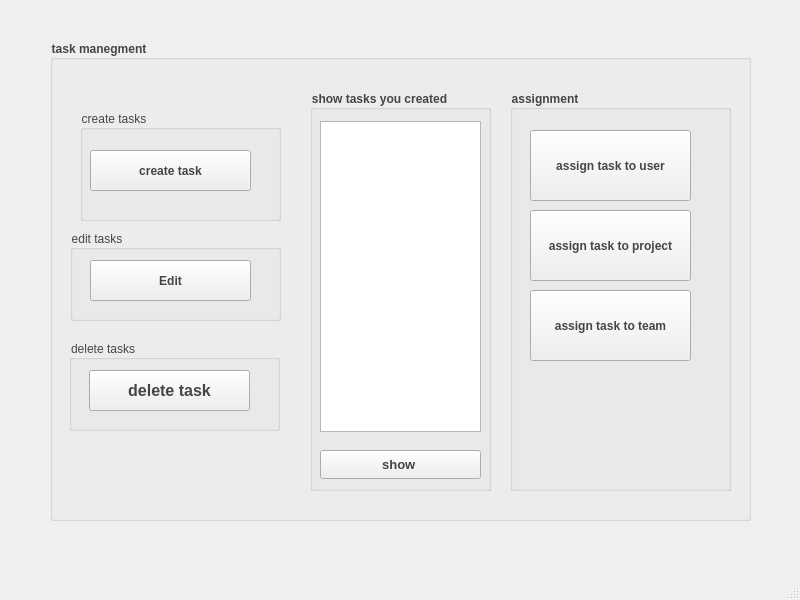
Above: task_manegment.ui from annishelion/ap-projet before the change. Below: the same form after it.
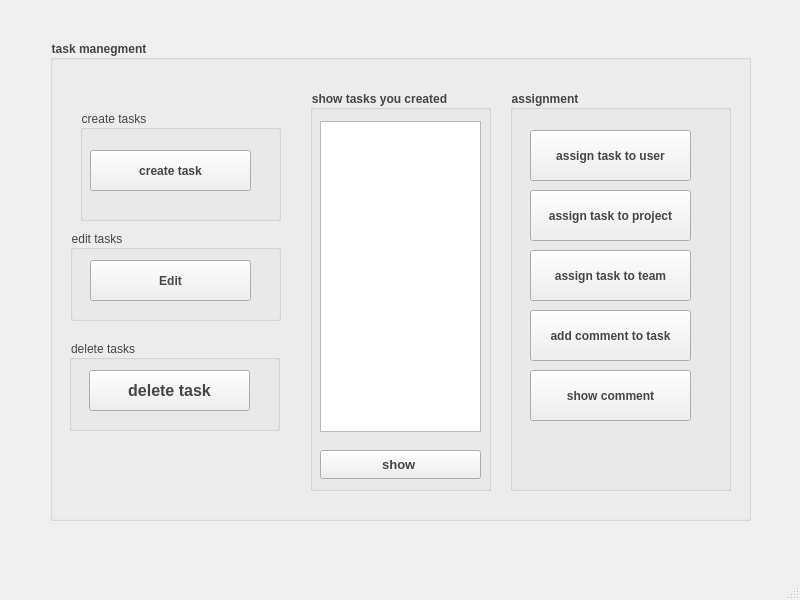
That is the form after the change.

```diff
--- a/task_manegment.ui
+++ b/task_manegment.ui
@@ -57,7 +57,7 @@
         <x>20</x>
         <y>40</y>
         <width>161</width>
-        <height>71</height>
+        <height>51</height>
        </rect>
       </property>
       <property name="font">
@@ -73,9 +73,9 @@
       <property name="geometry">
        <rect>
         <x>20</x>
-        <y>120</y>
+        <y>100</y>
         <width>161</width>
-        <height>71</height>
+        <height>51</height>
        </rect>
       </property>
       <property name="font">
@@ -91,9 +91,9 @@
       <property name="geometry">
        <rect>
         <x>20</x>
-        <y>200</y>
+        <y>160</y>
         <width>161</width>
-        <height>71</height>
+        <height>51</height>
        </rect>
       </property>
       <property name="font">
@@ -105,6 +105,42 @@
        <string>assign task to team</string>
       </property>
      </widget>
+     <widget class="QPushButton" name="assign_task_to_team_btn_2">
+      <property name="geometry">
+       <rect>
+        <x>20</x>
+        <y>220</y>
+        <width>161</width>
+        <height>51</height>
+       </rect>
+      </property>
+      <property name="font">
+       <font>
+        <bold>true</bold>
+       </font>
+      </property>
+      <property name="text">
+       <string>add comment to task</string>
+      </property>
+     </widget>
+     <widget class="QPushButton" name="assign_task_to_team_btn_3">
+      <property name="geometry">
+       <rect>
+        <x>20</x>
+        <y>280</y>
+        <width>161</width>
+        <height>51</height>
+       </rect>
+      </property>
+      <property name="font">
+       <font>
+        <bold>true</bold>
+       </font>
+      </property>
+      <property name="text">
+       <string>show comment</string>
+      </property>
+     </widget>
     </widget>
     <widget class="QGroupBox" name="edit_group">
      <property name="geometry">
```
